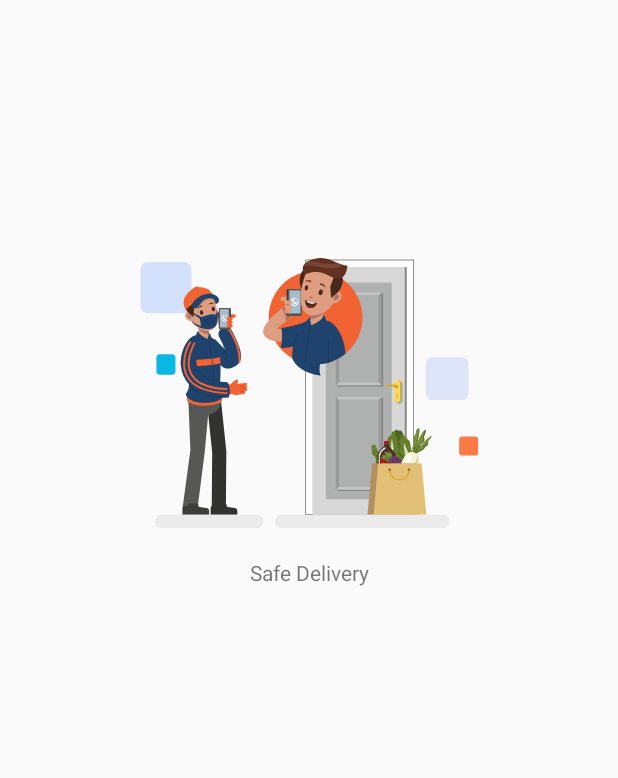
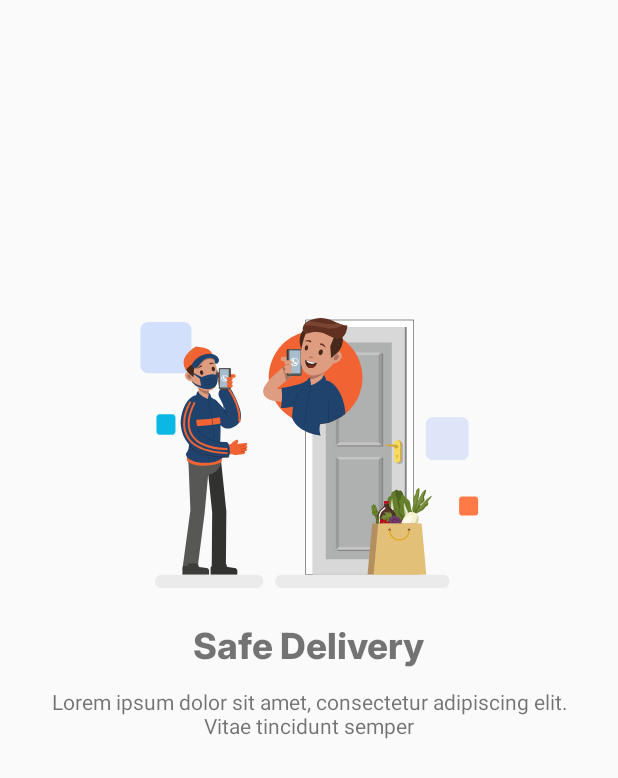
Before and after one commit to acan12/nyamnyam, an Android app built with Jetpack Compose: the fragment BoardingSafeDeliveryFragment shown on its own in the app's theme, on a phone screen of 412 x 824 dp. Shown: the top 778 px of the screen. Run offline under Robolectric (Android 15) with nearby library versions, the phone set to English and light mode, and no system bars; libraries missing offline, so code that uses them is left out: app.beelabs.coconut.

Commit message:
add assets boarding and indicators

```diff
--- a/app/src/main/res/layout/fragment_boarding_safe_delivery.xml
+++ b/app/src/main/res/layout/fragment_boarding_safe_delivery.xml
@@ -9,7 +9,7 @@
         android:id="@+id/logo"
         android:layout_width="wrap_content"
         android:layout_height="wrap_content"
-        android:layout_marginBottom="300dp"
+        android:layout_marginBottom="220dp"
         android:contentDescription="onboarding1"
         android:src="@drawable/boarding_safe_delivery_illustration"
         app:layout_constraintBottom_toBottomOf="parent"
@@ -24,8 +24,21 @@
         android:layout_height="wrap_content"
         android:layout_margin="20dp"
         android:text="Safe Delivery"
+        android:fontFamily="@font/inter_24pt_extra_bold"
+        android:textSize="24sp"
         app:layout_constraintLeft_toLeftOf="parent"
         app:layout_constraintRight_toRightOf="parent"
         app:layout_constraintTop_toBottomOf="@+id/logo" />
 
+    <TextView
+        android:layout_width="0dp"
+        android:layout_height="wrap_content"
+        android:layout_marginHorizontal="20dp"
+        android:layout_marginTop="@dimen/dimen10sp"
+        android:text="@string/text_onboarding_safe_delivery"
+        android:textAlignment="center"
+        app:layout_constraintLeft_toLeftOf="parent"
+        app:layout_constraintRight_toRightOf="parent"
+        app:layout_constraintTop_toBottomOf="@id/title" />
+
 </androidx.constraintlayout.widget.ConstraintLayout>
--- a/app/src/main/res/values/colors.xml
+++ b/app/src/main/res/values/colors.xml
@@ -12,5 +12,11 @@
     <color name="black">#FF000000</color>
     <color name="white">#FFFFFFFF</color>
 
+
+    <!--  gray colors  -->
+    <color name="gray">#A7AAB2</color>
+
+    <!--  orange colors  -->
     <color name="orange">#F26333</color>
+    <color name="orange_dark">#F55053</color>
 </resources>
--- /dev/null
+++ b/app/src/main/res/values/dimens.xml
@@ -0,0 +1,5 @@
+<?xml version="1.0" encoding="utf-8"?>
+<resources>
+    <dimen name="dimen10sp">10sp</dimen>
+    <dimen name="dimen20sp">20sp</dimen>
+</resources>
--- /dev/null
+++ b/app/src/main/res/values/strings_onboarding.xml
@@ -0,0 +1,6 @@
+<?xml version="1.0" encoding="utf-8"?>
+<resources>
+    <string name="text_onboarding_order_food">Lorem ipsum dolor sit amet, consectetur adipiscing elit. Vitae tincidunt semper</string>
+    <string name="text_onboarding_fast_delivery">Lorem ipsum dolor sit amet, consectetur adipiscing elit. Vitae tincidunt semper</string>
+    <string name="text_onboarding_safe_delivery">Lorem ipsum dolor sit amet, consectetur adipiscing elit. Vitae tincidunt semper</string>
+</resources>
```
Also changed, not shown: app/src/main/res/layout/activity_onboarding.xml (+4 -6 lines), app/src/main/res/layout/fragment_boarding_fast_delivery.xml (+13 -0 lines), app/src/main/res/layout/fragment_boarding_order_food.xml (+14 -1 lines), app/src/main/res/font/inter_24pt_black.ttf (added), app/src/main/res/font/inter_24pt_bold.ttf (added), app/src/main/res/font/inter_24pt_extra_bold.ttf (added), app/src/main/res/font/inter_24pt_extra_light.ttf (added), app/src/main/res/font/inter_24pt_light_italic.ttf (added), app/src/main/res/font/inter_24pt_regular.ttf (added), app/src/main/res/font/inter_24pt_thin.ttf (added).
